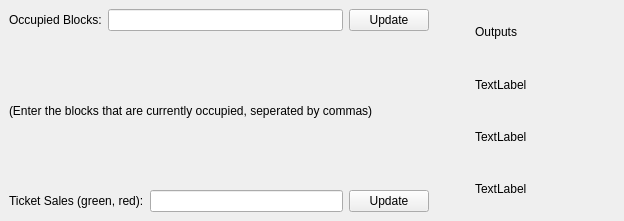
Old version of the form CTC/CTC_Testbench.ui in the repository asmithie13/ECE-1140.
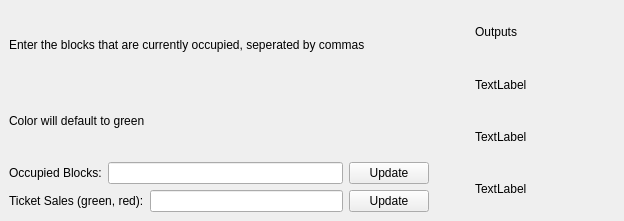
New version of the form.

Commit message: Updated Occupied Block Table to include line color

What changed in the file:
```diff
--- a/CTC/CTC_Testbench.ui
+++ b/CTC/CTC_Testbench.ui
@@ -18,7 +18,24 @@
     <item>
      <layout class="QHBoxLayout" name="MainColumnsLayout" stretch="6,0,2">
       <item>
-       <layout class="QVBoxLayout" name="TB_inputsLayout" stretch="1,1,2">
+       <layout class="QVBoxLayout" name="TB_inputsLayout" stretch="0,0,2,2">
+        <item>
+         <widget class="QLabel" name="OccupiedBlocksInstructionLabel">
+          <property name="text">
+           <string>Enter the blocks that are currently occupied, seperated by commas</string>
+          </property>
+          <property name="scaledContents">
+           <bool>true</bool>
+          </property>
+         </widget>
+        </item>
+        <item>
+         <widget class="QLabel" name="label_3">
+          <property name="text">
+           <string>Color will default to green</string>
+          </property>
+         </widget>
+        </item>
         <item>
          <layout class="QHBoxLayout" name="OccupiedBlocksLayout">
           <item>
@@ -43,16 +60,6 @@
           </item>
          </layout>
         </item>
-        <item>
-         <widget class="QLabel" name="OccupiedBlocksInstructionLabel">
-          <property name="text">
-           <string>(Enter the blocks that are currently occupied, seperated by commas)</string>
-          </property>
-          <property name="scaledContents">
-           <bool>true</bool>
-          </property>
-         </widget>
-        </item>
         <item>
          <layout class="QHBoxLayout" name="TicketSaleLayout" stretch="1,2,0">
           <item>
```
The commit also changes 6 other files.
